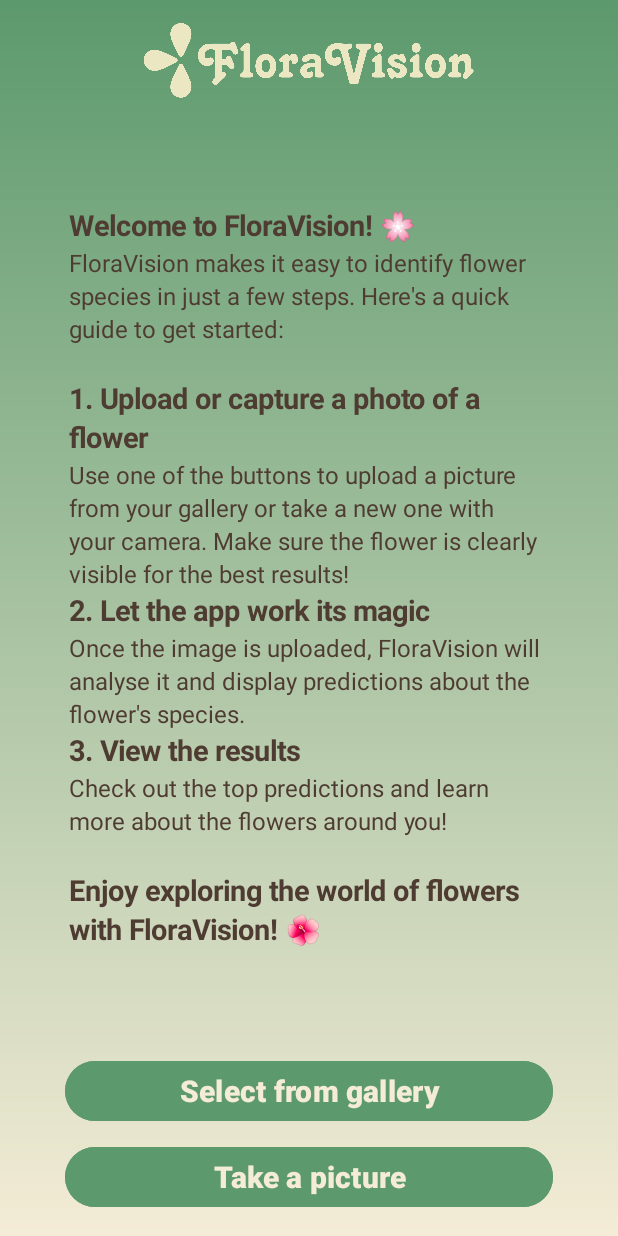
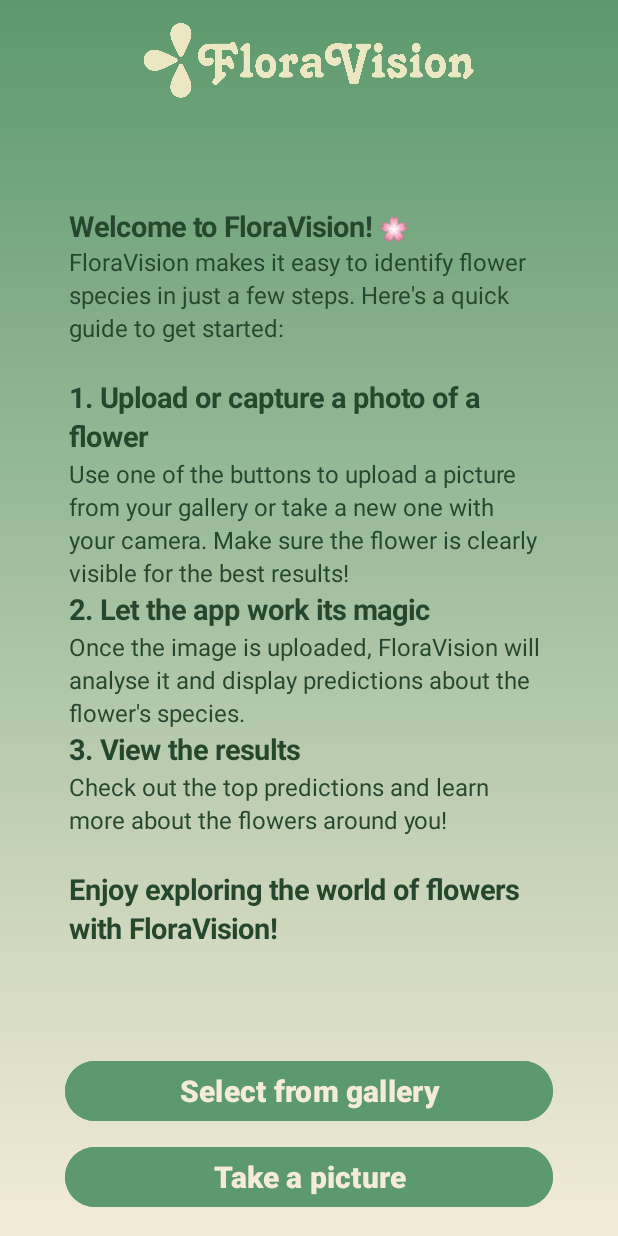
Before and after one commit to AjgaK/FloraVision, an Android app: the screen it shows after launch (MainActivity), on a phone screen of 412 x 824 dp. Run offline under Robolectric (Android 15) with nearby library versions, the phone set to English and light mode, and no system bars; libraries missing offline, so code that uses them is left out: org.tensorflow.lite.

Commit message:
Added changes to welcome message formatting

```diff
--- a/app/src/main/java/com/example/floravision/MainActivity.kt
+++ b/app/src/main/java/com/example/floravision/MainActivity.kt
@@ -143,16 +143,16 @@ class MainActivity : AppCompatActivity() {
         3. View the results
         Check out the top predictions and learn more about the flowers around you!
 
-        Enjoy exploring the world of flowers with FloraVision! 🌺
+        Enjoy exploring the world of flowers with FloraVision!
     """.trimIndent()
 
         val spannableBuilder = SpannableStringBuilder(welcomeText)
         val boldParts = listOf(
-            "Welcome to FloraVision! 🌸",
+            "Welcome to FloraVision!",
             "1. Upload or capture a photo of a flower",
             "2. Let the app work its magic",
             "3. View the results",
-            "Enjoy exploring the world of flowers with FloraVision! 🌺"
+            "Enjoy exploring the world of flowers with FloraVision!"
         )
 
         for (part in boldParts) {
--- a/app/src/main/res/values/colors.xml
+++ b/app/src/main/res/values/colors.xml
@@ -4,6 +4,7 @@
     <color name="white">#FFFFFFFF</color>
     <color name="green">#5c996d</color>
     <color name="vanilla">#f4ecd6</color>
-<!--    <color name="text">#2e5939</color> green-->
-    <color name="text">#4e3b31</color>
+<!--    <color name="text">#2e5939</color>-->
+<!--    <color name="text">#4e3b31</color>-->
+    <color name="text">#25472d</color>
 </resources>
```
